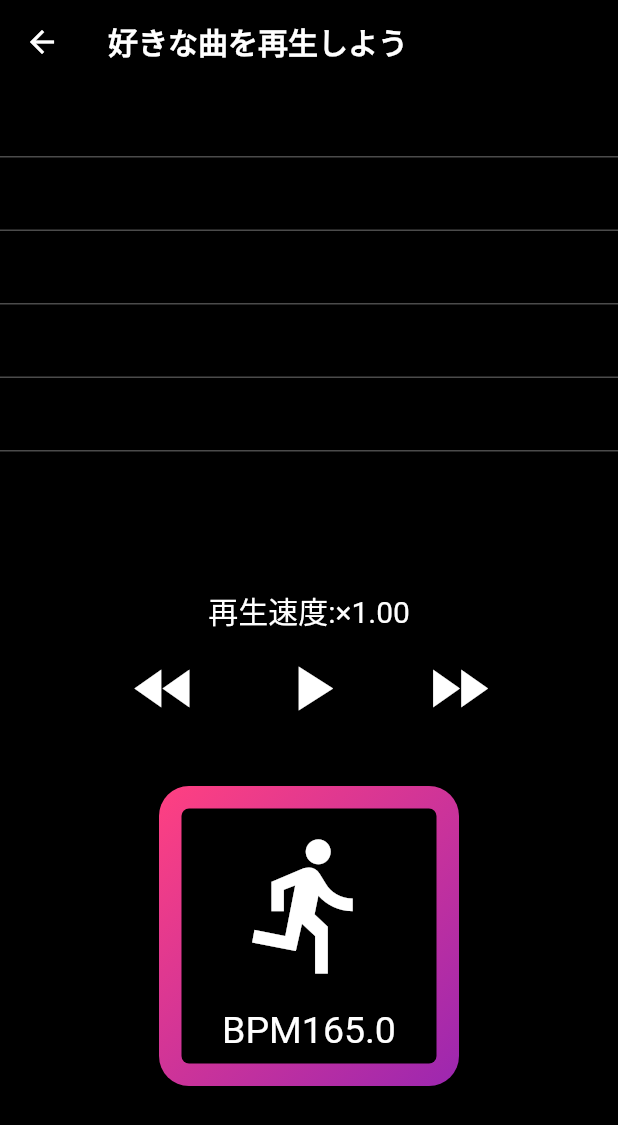
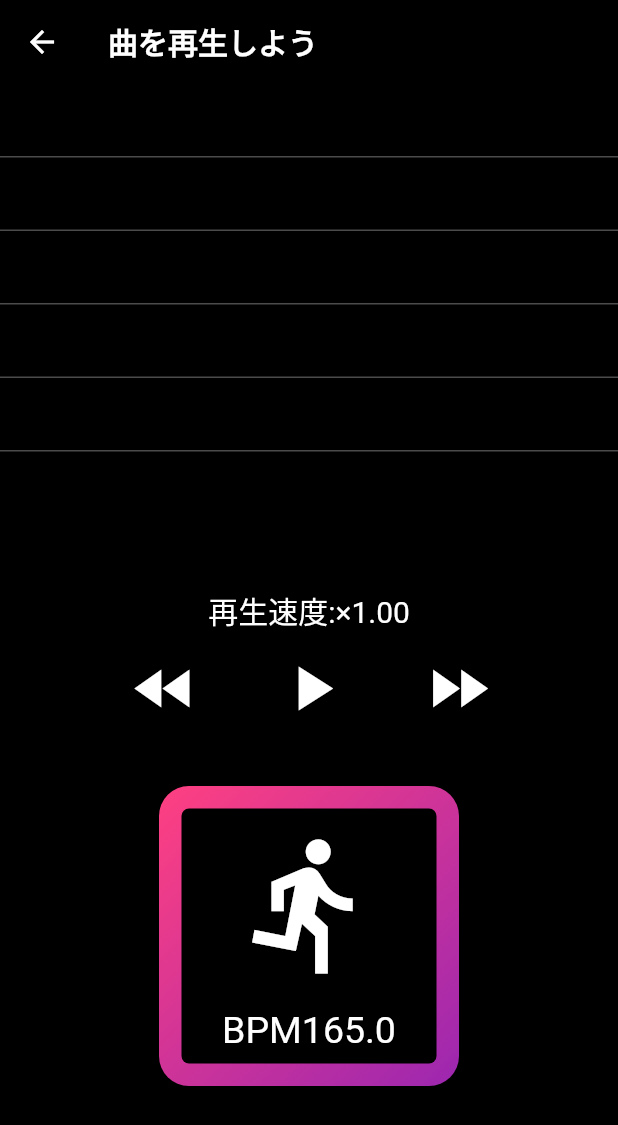
Before and after one commit to beatwalking55/beatim2, a Flutter app: the PlayPage screen opened directly, on a phone screen of 412 x 824 dp. Shown: the top 1125 px of the screen. Run offline on Flutter 3.47's test engine with Material 2 defaults, Android fonts, the phone set to English and light mode, and no system bars; our stand-ins replace cloud_firestore, firebase_core, just_audio; missing offline and left inert: audio_session; accounts and stored records are empty.

Commit message:
googledriveのリンクを貼る形式にしました

```diff
--- a/lib/linkpastepage.dart
+++ b/lib/linkpastepage.dart
@@ -53,7 +53,7 @@ class _LinkPastePageState extends State<LinkPastePage> {
                 child: ElevatedButton(
 
                   style: ElevatedButton.styleFrom(
-                    primary: Colors.white,
+                    backgroundColor: Colors.white,
                     side: BorderSide(
                       color: Colors.black,
                     ),
@@ -62,7 +62,9 @@ class _LinkPastePageState extends State<LinkPastePage> {
                     setState(() {
                       inputlink(link);
                     });
-                    Navigator.push(context, MaterialPageRoute(builder:(context) => inputnamepage()));
+                    if(numberofmusics > 0){
+                      Navigator.push(context, MaterialPageRoute(builder:(context) => inputnamepage()));
+                    }
                 },
                     child: Text("次へ",style: TextStyle(fontSize: 30,color: Colors.black),)
                 ),
--- a/lib/namepastepage.dart
+++ b/lib/namepastepage.dart
@@ -61,7 +61,7 @@ class _inputnamepageState extends State<inputnamepage> {
                 padding: const EdgeInsets.all(20.0),
                 child: ElevatedButton(
                   style: ElevatedButton.styleFrom(
-                    primary: Colors.white,
+                    backgroundColor: Colors.white,
                     side: BorderSide(
                       color: Colors.black,
                     )
--- a/lib/playpage.dart
+++ b/lib/playpage.dart
@@ -38,7 +38,7 @@ class _PlayPageState extends State<PlayPage> {
     return Scaffold(
       appBar: AppBar(
         backgroundColor: Colors.black,//上のバーの背景色
-        title: Text("好きな曲を再生しよう",style: TextStyle(fontWeight: FontWeight.bold),),//上のバーのテキスト
+        title: Text("曲を再生しよう",style: TextStyle(fontWeight: FontWeight.bold),),//上のバーのテキスト
       ),
       body: Container(
         color: Colors.black,//画面の背景色
```
